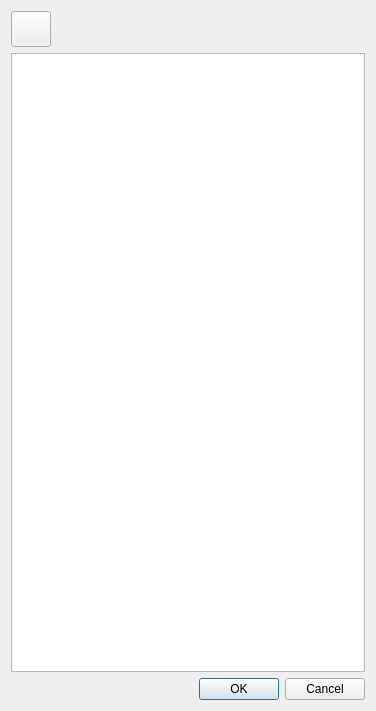
Old version of the form wzoryDialog.ui in the repository militia11/shoes.
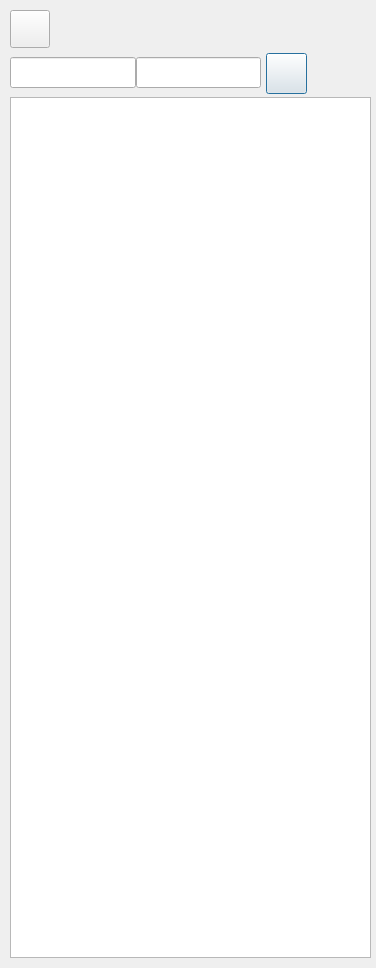
New version of the form. Icons and pictures are not drawn.

What changed in the file:
```diff
--- a/wzoryDialog.ui
+++ b/wzoryDialog.ui
@@ -7,14 +7,75 @@
     <x>0</x>
     <y>0</y>
     <width>376</width>
-    <height>711</height>
+    <height>968</height>
    </rect>
   </property>
   <property name="windowTitle">
    <string>Wzory</string>
   </property>
-  <layout class="QVBoxLayout" name="verticalLayout">
-   <item>
+  <widget class="QTableView" name="tableView">
+   <property name="geometry">
+    <rect>
+     <x>10</x>
+     <y>97</y>
+     <width>361</width>
+     <height>861</height>
+    </rect>
+   </property>
+   <property name="alternatingRowColors">
+    <bool>true</bool>
+   </property>
+   <property name="selectionMode">
+    <enum>QAbstractItemView::SingleSelection</enum>
+   </property>
+   <property name="selectionBehavior">
+    <enum>QAbstractItemView::SelectRows</enum>
+   </property>
+   <attribute name="verticalHeaderVisible">
+    <bool>false</bool>
+   </attribute>
+  </widget>
+  <widget class="QPushButton" name="pushSzukaj">
+   <property name="geometry">
+    <rect>
+     <x>266</x>
+     <y>53</y>
+     <width>41</width>
+     <height>41</height>
+    </rect>
+   </property>
+   <property name="minimumSize">
+    <size>
+     <width>41</width>
+     <height>41</height>
+    </size>
+   </property>
+   <property name="text">
+    <string/>
+   </property>
+   <property name="icon">
+    <iconset resource="zasoby.qrc">
+     <normaloff>:/zasoby/find.png</normaloff>:/zasoby/find.png</iconset>
+   </property>
+   <property name="iconSize">
+    <size>
+     <width>28</width>
+     <height>28</height>
+    </size>
+   </property>
+   <property name="default">
+    <bool>true</bool>
+   </property>
+  </widget>
+  <widget class="QWidget" name="layoutWidget">
+   <property name="geometry">
+    <rect>
+     <x>10</x>
+     <y>10</y>
+     <width>88</width>
+     <height>38</height>
+    </rect>
+   </property>
     <layout class="QHBoxLayout" name="horizontalLayout">
      <item>
       <widget class="QPushButton" name="pushButton_2">
@@ -62,31 +123,54 @@
       </spacer>
      </item>
     </layout>
-   </item>
-   <item>
-    <widget class="QTableView" name="tableView">
-     <property name="alternatingRowColors">
-      <bool>true</bool>
-     </property>
-     <property name="selectionMode">
-      <enum>QAbstractItemView::SingleSelection</enum>
-     </property>
-     <property name="selectionBehavior">
-      <enum>QAbstractItemView::SelectRows</enum>
-     </property>
+  </widget>
+  <widget class="QWidget" name="">
+   <property name="geometry">
+    <rect>
+     <x>10</x>
+     <y>56</y>
+     <width>251</width>
+     <height>33</height>
+    </rect>
+   </property>
+   <layout class="QHBoxLayout" name="horizontalLayout_2">
+    <property name="spacing">
+     <number>0</number>
+    </property>
+    <item>
+     <widget class="QLineEdit" name="lineEditNr">
+      <property name="sizePolicy">
+       <sizepolicy hsizetype="Minimum" vsizetype="Fixed">
+        <horstretch>0</horstretch>
+        <verstretch>0</verstretch>
+       </sizepolicy>
+      </property>
+      <property name="minimumSize">
+       <size>
+        <width>34</width>
+        <height>31</height>
+       </size>
+      </property>
     </widget>
    </item>
    <item>
-    <widget class="QDialogButtonBox" name="buttonBox">
-     <property name="orientation">
-      <enum>Qt::Horizontal</enum>
-     </property>
-     <property name="standardButtons">
-      <set>QDialogButtonBox::Cancel|QDialogButtonBox::Ok</set>
+     <widget class="QLineEdit" name="lineEditSkrot">
+      <property name="sizePolicy">
+       <sizepolicy hsizetype="Minimum" vsizetype="Fixed">
+        <horstretch>0</horstretch>
+        <verstretch>0</verstretch>
+       </sizepolicy>
+      </property>
+      <property name="minimumSize">
+       <size>
+        <width>63</width>
+        <height>31</height>
+       </size>
      </property>
     </widget>
    </item>
   </layout>
+  </widget>
  </widget>
  <resources>
   <include location="zasoby.qrc"/>
```
Left out of the diff: 35 changed lines with no effect on the pictures. Lines whose indentation alone changed are shown as unchanged.
